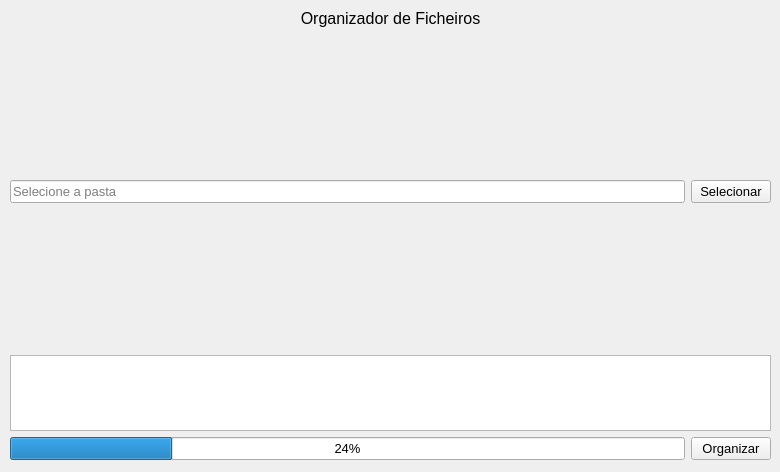
Above: file_organizer.ui from yuritorresf/file_organizer before the change. Below: the same form after it.
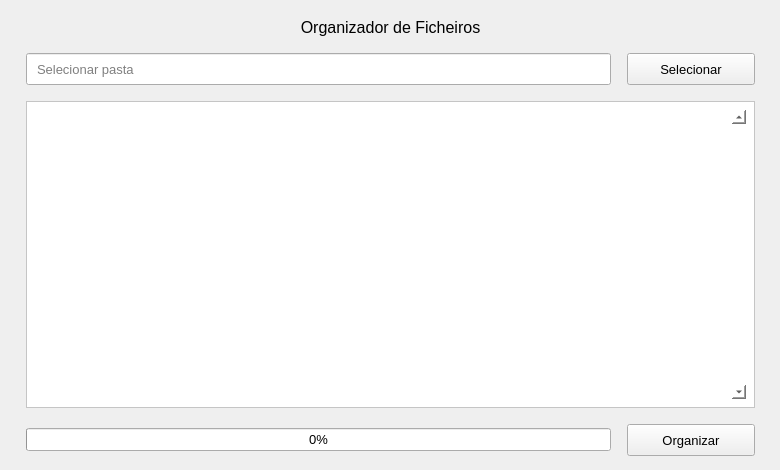
That is the form after the change.

Commit message: Finished a UI and create a executable

The edit to the form file:
```diff
--- a/file_organizer.ui
+++ b/file_organizer.ui
@@ -10,19 +10,19 @@
     <x>0</x>
     <y>0</y>
     <width>780</width>
-    <height>472</height>
+    <height>470</height>
    </rect>
   </property>
   <property name="minimumSize">
    <size>
     <width>780</width>
-    <height>280</height>
+    <height>470</height>
    </size>
   </property>
   <property name="maximumSize">
    <size>
     <width>780</width>
-    <height>2800</height>
+    <height>470</height>
    </size>
   </property>
   <property name="font">
@@ -53,17 +53,50 @@
     <property name="geometry">
      <rect>
       <x>10</x>
-      <y>9</y>
+      <y>10</y>
       <width>761</width>
-      <height>451</height>
+      <height>454</height>
      </rect>
     </property>
     <layout class="QGridLayout" name="gridLayout">
      <property name="sizeConstraint">
-      <enum>QLayout::SetMinAndMaxSize</enum>
+      <enum>QLayout::SetMaximumSize</enum>
      </property>
-     <item row="2" column="0">
+     <property name="leftMargin">
+      <number>16</number>
+     </property>
+     <property name="topMargin">
+      <number>8</number>
+     </property>
+     <property name="rightMargin">
+      <number>16</number>
+     </property>
+     <property name="bottomMargin">
+      <number>8</number>
+     </property>
+     <property name="spacing">
+      <number>16</number>
+     </property>
+     <item row="1" column="0">
       <widget class="QLineEdit" name="input_text">
+       <property name="sizePolicy">
+        <sizepolicy hsizetype="Expanding" vsizetype="Fixed">
+         <horstretch>0</horstretch>
+         <verstretch>0</verstretch>
+        </sizepolicy>
+       </property>
+       <property name="minimumSize">
+        <size>
+         <width>0</width>
+         <height>32</height>
+        </size>
+       </property>
+       <property name="maximumSize">
+        <size>
+         <width>640</width>
+         <height>16777215</height>
+        </size>
+       </property>
        <property name="font">
         <font>
          <pointsize>10</pointsize>
@@ -72,6 +105,10 @@
        <property name="accessibleName">
         <string>input_text</string>
        </property>
+       <property name="styleSheet">
+        <string notr="true">width: calc(100% - 16px);
+padding: 0 8px;</string>
+       </property>
        <property name="text">
         <string/>
        </property>
@@ -82,12 +119,18 @@
         <bool>true</bool>
        </property>
        <property name="placeholderText">
-        <string>Selecione a pasta</string>
+        <string>Selecionar pasta</string>
        </property>
       </widget>
      </item>
      <item row="0" column="0" colspan="2">
       <widget class="QLabel" name="label">
+       <property name="maximumSize">
+        <size>
+         <width>16777215</width>
+         <height>64</height>
+        </size>
+       </property>
        <property name="text">
         <string>Organizador de Ficheiros</string>
        </property>
@@ -96,43 +139,38 @@
        </property>
       </widget>
      </item>
-     <item row="1" column="0" colspan="2">
-      <spacer name="verticalSpacer_3">
-       <property name="orientation">
-        <enum>Qt::Vertical</enum>
+     <item row="2" column="0" colspan="2">
+      <widget class="QTextBrowser" name="list_filesfolders">
+       <property name="minimumSize">
+        <size>
+         <width>0</width>
+         <height>260</height>
+        </size>
        </property>
-       <property name="sizeHint" stdset="0">
+       <property name="maximumSize">
         <size>
-         <width>20</width>
-         <height>40</height>
+         <width>16777215</width>
+         <height>16777215</height>
         </size>
        </property>
-      </spacer>
-     </item>
-     <item row="4" column="0" colspan="2" alignment="Qt::AlignVCenter">
-      <widget class="QListWidget" name="list_filesfolders">
-       <property name="sizePolicy">
-        <sizepolicy hsizetype="Expanding" vsizetype="Maximum">
-         <horstretch>0</horstretch>
-         <verstretch>0</verstretch>
-        </sizepolicy>
-       </property>
-       <property name="font">
-        <font>
-         <pointsize>10</pointsize>
-        </font>
-       </property>
-       <property name="focusPolicy">
-        <enum>Qt::NoFocus</enum>
+       <property name="tabletTracking">
+        <bool>true</bool>
        </property>
        <property name="contextMenuPolicy">
-        <enum>Qt::NoContextMenu</enum>
+        <enum>Qt::DefaultContextMenu</enum>
+       </property>
+       <property name="layoutDirection">
+        <enum>Qt::LeftToRight</enum>
        </property>
        <property name="styleSheet">
-        <string notr="true"/>
+        <string notr="true">height: calc(100% - 16px);
+width: calc(100% - 16px);
+background: white;
+padding: 8px;
+font-size: 12px;</string>
        </property>
-       <property name="horizontalScrollBarPolicy">
-        <enum>Qt::ScrollBarAsNeeded</enum>
+       <property name="verticalScrollBarPolicy">
+        <enum>Qt::ScrollBarAlwaysOn</enum>
        </property>
        <property name="sizeAdjustPolicy">
         <enum>QAbstractScrollArea::AdjustToContents</enum>
@@ -142,8 +180,14 @@
        </property>
       </widget>
      </item>
-     <item row="5" column="1">
+     <item row="3" column="1">
       <widget class="QPushButton" name="organizer_button">
+       <property name="minimumSize">
+        <size>
+         <width>0</width>
+         <height>32</height>
+        </size>
+       </property>
        <property name="font">
         <font>
          <pointsize>10</pointsize>
@@ -157,23 +201,20 @@
        </property>
       </widget>
      </item>
-     <item row="5" column="0">
-      <widget class="QProgressBar" name="progress_bar">
-       <property name="font">
-        <font>
-         <pointsize>10</pointsize>
-        </font>
-       </property>
-       <property name="accessibleName">
-        <string>progress_bar</string>
-       </property>
-       <property name="value">
-        <number>24</number>
-       </property>
-      </widget>
-     </item>
-     <item row="2" column="1">
+     <item row="1" column="1">
       <widget class="QPushButton" name="search_button">
+       <property name="minimumSize">
+        <size>
+         <width>128</width>
+         <height>32</height>
+        </size>
+       </property>
+       <property name="maximumSize">
+        <size>
+         <width>128</width>
+         <height>16777215</height>
+        </size>
+       </property>
        <property name="font">
         <font>
          <pointsize>10</pointsize>
@@ -187,18 +228,20 @@
        </property>
       </widget>
      </item>
-     <item row="3" column="0" colspan="2">
-      <spacer name="verticalSpacer_4">
-       <property name="orientation">
-        <enum>Qt::Vertical</enum>
+     <item row="3" column="0">
+      <widget class="QProgressBar" name="progress_bar">
+       <property name="font">
+        <font>
+         <pointsize>10</pointsize>
+        </font>
        </property>
-       <property name="sizeHint" stdset="0">
-        <size>
-         <width>20</width>
-         <height>10</height>
-        </size>
+       <property name="accessibleName">
+        <string>progress_bar</string>
        </property>
-      </spacer>
+       <property name="value">
+        <number>0</number>
+       </property>
+      </widget>
      </item>
     </layout>
    </widget>
```
Left out of the diff: 3 changed lines with no effect on the pictures. The commit also changes 1 other file.
